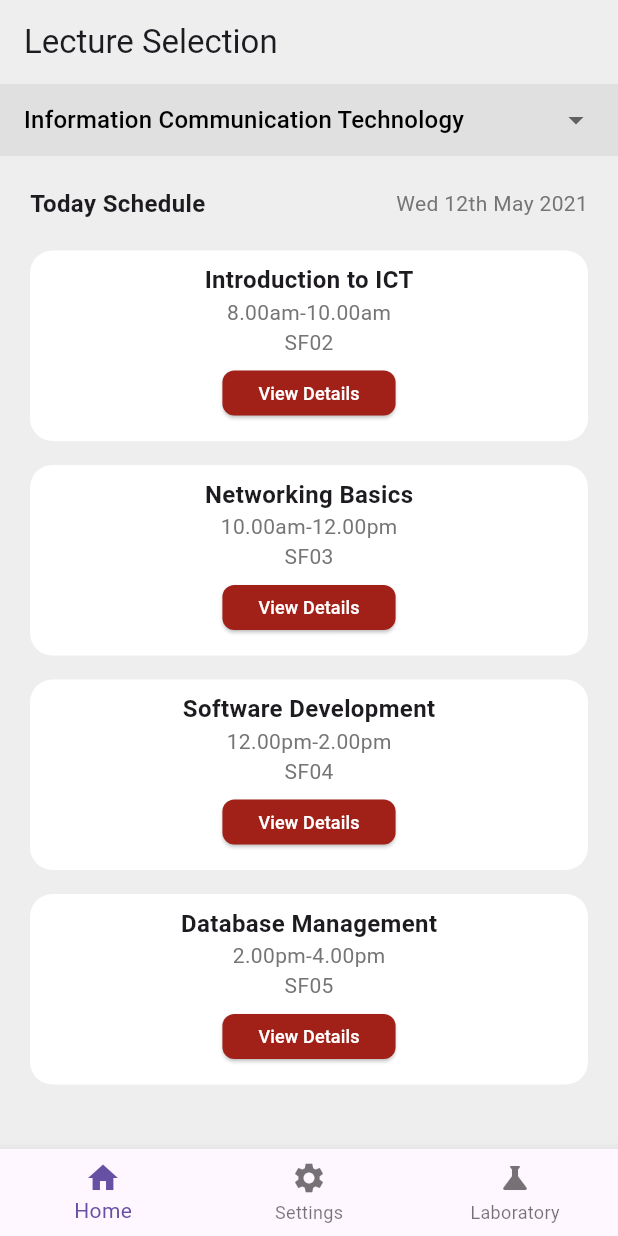
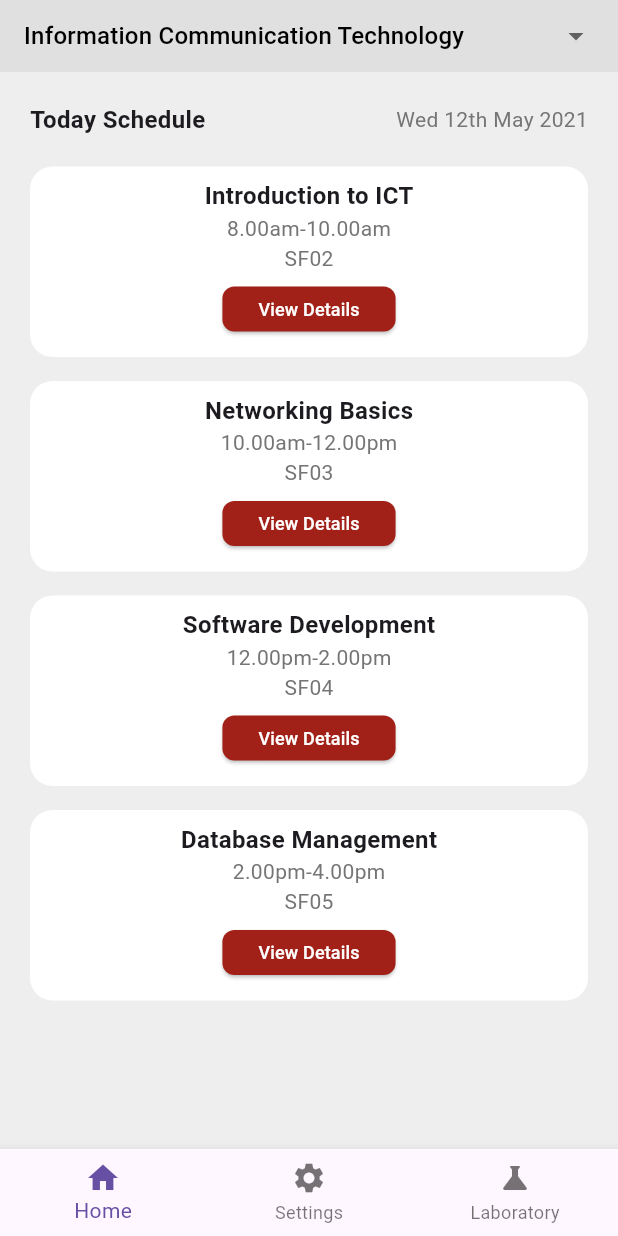
Before and after one commit to JesusThushi/Lab-Allocation, a Flutter app: the screen it shows after launch, after a tap on "Login", on a phone screen of 412 x 824 dp. Run offline on Flutter 3.47's test engine with Material 3 defaults, Android fonts, the phone set to English and light mode, and no system bars; network calls fail.

Commit message:
Refactor home screen layout and dropdown menu in lecture selection

```diff
--- a/basic_code/lib/main.dart
+++ b/basic_code/lib/main.dart
@@ -11,6 +11,7 @@ class MainApp extends StatelessWidget {
   @override
   Widget build(BuildContext context) {
     return MaterialApp(
+      debugShowCheckedModeBanner: false,
       home: LoginScreen(),
     );
   }
--- a/basic_code/lib/module/home/home_screen.dart
+++ b/basic_code/lib/module/home/home_screen.dart
@@ -107,12 +107,13 @@ class _HomeScreenState extends State<HomeScreen> {
   Widget build(BuildContext context) {
     return Scaffold(
       backgroundColor: Colors.grey.shade200,
-      appBar: AppBar(
-        forceMaterialTransparency: true,
-        automaticallyImplyLeading: false,
-        title: Text('Lecture Selection'),
-      ),
-      body: Column(
+      // appBar: AppBar(
+      //   forceMaterialTransparency: true,
+      //   automaticallyImplyLeading: false,
+      //   // title: Text('Lecture Selection'),
+      // ),
+      body: SafeArea(
+        child: Column(
           children: [
             Container(
               color: Colors.grey.shade300,
@@ -188,6 +189,7 @@ class _HomeScreenState extends State<HomeScreen> {
               ),
             ),
           ],
+        ),
       ),
     );
   }
```
Lines whose indentation alone changed are shown as unchanged.
